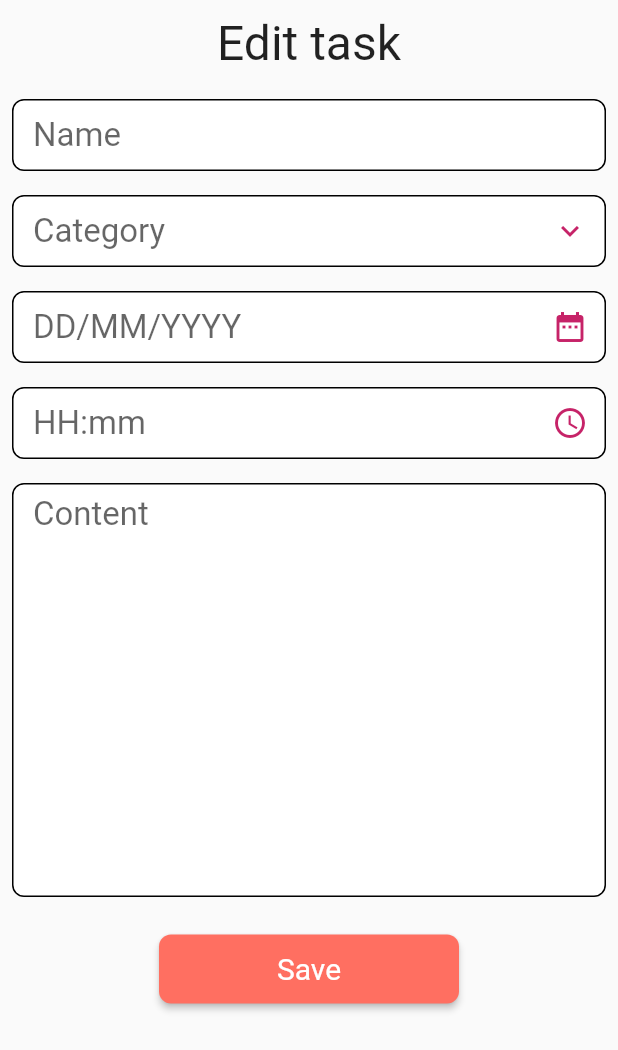
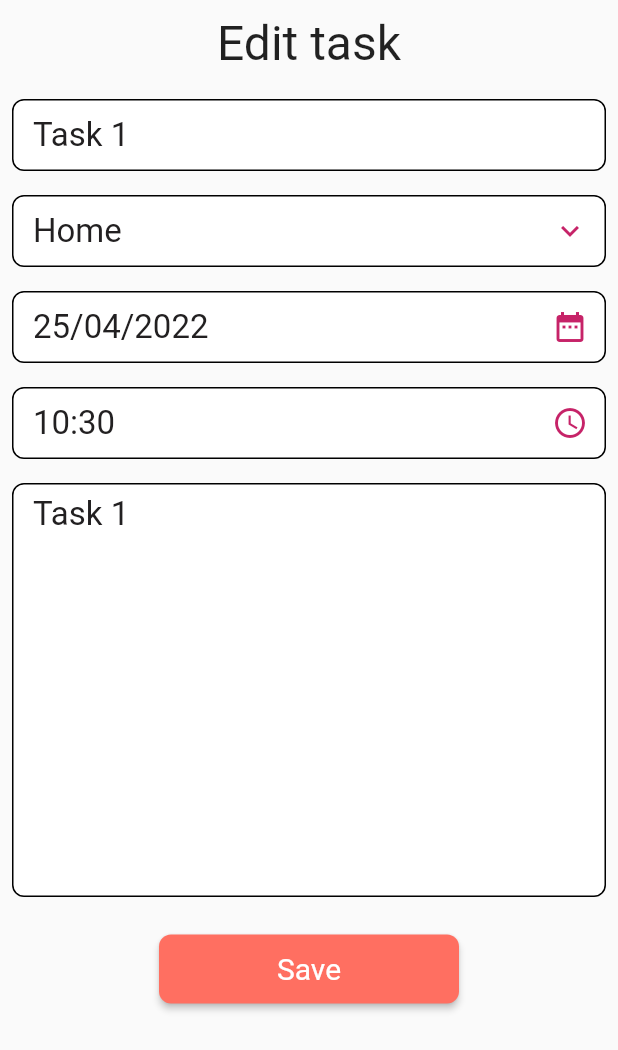
Before and after one commit to Valeriy-Dyakonov/ToDoListMultiplatform, a Flutter app: the screen it shows after launch, on a phone screen of 412 x 824 dp. Shown: the top 1050 px of the screen. Run offline on Flutter 3.47's test engine with Material 2 defaults, Android fonts, the phone set to English and light mode, and no system bars; our stand-ins replace dio, flutter_svg, sqflite; accounts and stored records are empty; Roboto replaces fonts that are missing (sans-serif-light).

Commit message:
added edit page initialization

```diff
--- a/lib/main.dart
+++ b/lib/main.dart
@@ -1,5 +1,6 @@
 import 'package:flutter/material.dart';
 import 'package:ios_android_flutter/sqlite/task_model.dart';
+import 'package:ios_android_flutter/utils/helper.dart';
 import 'package:ios_android_flutter/widgets/edit_widget.dart';
 
 void main() {
@@ -19,9 +20,9 @@ class MyApp extends StatelessWidget {
                     id: 1,
                     name: "Task 1",
                     category: "Home",
-                    date: "22/12/2022 22:23",
+                    date: Helper.fullDateToString(DateTime.now()),
                     content: "Content 1",
                     done: "true",
-                    selected: false))));
+                    selected: false), categories: ["Home", "Work"],)));
   }
 }
--- a/lib/utils/helper.dart
+++ b/lib/utils/helper.dart
@@ -24,6 +24,10 @@ class Helper {
     return DateFormat(DATE).format(date);
   }
 
+  static fullDateToString(DateTime date) {
+    return DateFormat(DATE_WITH_TIME).format(date);
+  }
+
   static getTimeFromDateTime(DateTime dateTime) {
     return TimeOfDay.fromDateTime(dateTime);
   }
--- a/lib/widgets/edit_widget.dart
+++ b/lib/widgets/edit_widget.dart
@@ -3,6 +3,7 @@ import 'package:flutter/material.dart';
 
 import '../helpers/theme.dart';
 import '../sqlite/task_model.dart';
+import '../utils/helper.dart';
 
 // class EditPage extends StatelessWidget {
 //   @override
@@ -17,19 +18,60 @@ import '../sqlite/task_model.dart';
 
 class EditWidget extends StatefulWidget {
   final Task task;
+  final List<String> categories;
 
-  const EditWidget({Key? key, required this.task}) : super(key: key);
+  const EditWidget({Key? key, required this.task, required this.categories}) : super(key: key);
 
   @override
-  State<EditWidget> createState() => _EditWidget(task);
+  State<EditWidget> createState() => _EditWidget(task, categories);
 }
 
 class _EditWidget extends State<EditWidget> {
   final Task task;
+  final List<String> categories;
 
-  _EditWidget(this.task);
+  var nameInputControl = TextEditingController();
+  var categoryInputControl = TextEditingController();
+  var dateInputControl = TextEditingController();
+  var timeInputControl = TextEditingController();
+  var contentInputControl = TextEditingController();
+  var nameValid = true;
 
-  DateTime _date = DateTime.now();
+  late DateTime _date;
+  late TimeOfDay _time;
+  late bool isAdd;
+
+  _EditWidget(this.task, this.categories) {
+    _date = Helper.parseDate(task.date);
+    _time = Helper.getTimeFromDateTime(_date);
+    nameInputControl.text = task.name;
+    categoryInputControl.text = task.category;
+    dateInputControl.text = Helper.dateToString(_date);
+    timeInputControl.text = Helper.timeToString(_time);
+    contentInputControl.text = task.name;
+    isAdd = task.id == null;
+  }
+
+  @override
+  void dispose() {
+    nameInputControl.dispose();
+    super.dispose();
+  }
+
+  @override
+  void initState() {
+    super.initState();
+    nameInputControl.addListener(validateName);
+  }
+
+  void validateName() {
+    bool validate = nameInputControl.text.isNotEmpty;
+    if (validate != nameValid) {
+      setState(() {
+        nameValid = validate;
+      });
+    }
+  }
 
   void _selectDate() async {
     final DateTime? newDate = await showDatePicker(
@@ -46,18 +88,28 @@ class _EditWidget extends State<EditWidget> {
     }
   }
 
-  TimeOfDay _time = TimeOfDay(hour: 7, minute: 15);
-
   void _selectTime() async {
     final TimeOfDay? newTime = await showTimePicker(
-      context: context,
-      initialTime: _time,
-    );
+        context: context,
+        initialTime: _time,
+        initialEntryMode: TimePickerEntryMode.input,
+        builder: (context, childWidget) {
+          return MediaQuery(
+              data:
+                  MediaQuery.of(context).copyWith(alwaysUse24HourFormat: true),
+              child: childWidget!);
+        });
     if (newTime != null) {
       setState(() {
         _time = newTime;
       });
     }
+  }
+
+  void save() {
+      if (nameValid) {
+
+      }
   }
 
   @override
@@ -66,13 +118,16 @@ class _EditWidget extends State<EditWidget> {
         resizeToAvoidBottomInset: false,
         body: Center(
             child: Column(children: [
-          Padding(padding: const EdgeInsets.fromLTRB(0, 10, 0,10), child: Text(task.id == null ? "Create new task" : "Edit task",
-              style: TextStyle(fontSize: 32))),
+          Padding(
+              padding: const EdgeInsets.fromLTRB(0, 10, 0, 10),
+              child: Text(isAdd ? "Create new task" : "Edit task",
+                  style: TextStyle(fontSize: 32))),
           Row(children: [
             Expanded(
                 child: Padding(
                     padding: const EdgeInsets.all(8),
                     child: TextField(
+                      controller: nameInputControl,
                       maxLines: 1,
                       autofocus: false,
                       style: TextStyle(
@@ -80,10 +135,8 @@ class _EditWidget extends State<EditWidget> {
                       decoration: InputDecoration(
                           filled: true,
                           fillColor: Colors.white,
-                          // errorStyle: TextStyle(fontSize: 16, height: 0.6),
-                          // suffixIcon: loginValid == null
-                          //     ? null
-                          //     : Icon(Icons.error, color: Colors.red),
+                          errorStyle: TextStyle(fontSize: 16, height: 0.6),
+                          suffixIcon: nameValid ? null : Icon(Icons.error, color: Colors.red),
                           hintText: 'Name',
                           contentPadding: const EdgeInsets.only(
                               left: 14.0, bottom: 8.0, top: 8.0),
@@ -105,6 +158,7 @@ class _EditWidget extends State<EditWidget> {
                 child: Padding(
                     padding: const EdgeInsets.all(8),
                     child: TextField(
+                      controller: categoryInputControl,
                       maxLines: 1,
                       autofocus: false,
                       style: TextStyle(
@@ -149,6 +203,7 @@ class _EditWidget extends State<EditWidget> {
                 child: Padding(
                     padding: const EdgeInsets.all(8),
                     child: TextField(
+                      controller: dateInputControl,
                       readOnly: true,
                       autofocus: false,
                       style: TextStyle(
@@ -156,7 +211,6 @@ class _EditWidget extends State<EditWidget> {
                       decoration: InputDecoration(
                           filled: true,
                           fillColor: Colors.white,
-                          // errorStyle: TextStyle(fontSize: 16, height: 0.6),
                           suffixIcon: IconButton(
                               icon: Icon(Icons.date_range,
                                   color: CustomColors.colorHighlight),
@@ -182,6 +236,7 @@ class _EditWidget extends State<EditWidget> {
                 child: Padding(
                     padding: const EdgeInsets.all(8),
                     child: TextField(
+                      controller: timeInputControl,
                       readOnly: true,
                       autofocus: false,
                       style: TextStyle(
@@ -215,6 +270,7 @@ class _EditWidget extends State<EditWidget> {
                 child: Padding(
                     padding: const EdgeInsets.all(8),
                     child: TextField(
+                      controller: contentInputControl,
                       maxLines: 10,
                       autofocus: false,
                       style: TextStyle(
@@ -249,7 +305,7 @@ class _EditWidget extends State<EditWidget> {
                       shape: const RoundedRectangleBorder(
                         borderRadius: BorderRadius.all(Radius.circular(8)),
                       )),
-                  onPressed: () {},
+                  onPressed: () {save();},
                   child: const Text('Save'),
                 ))
           ])
```
